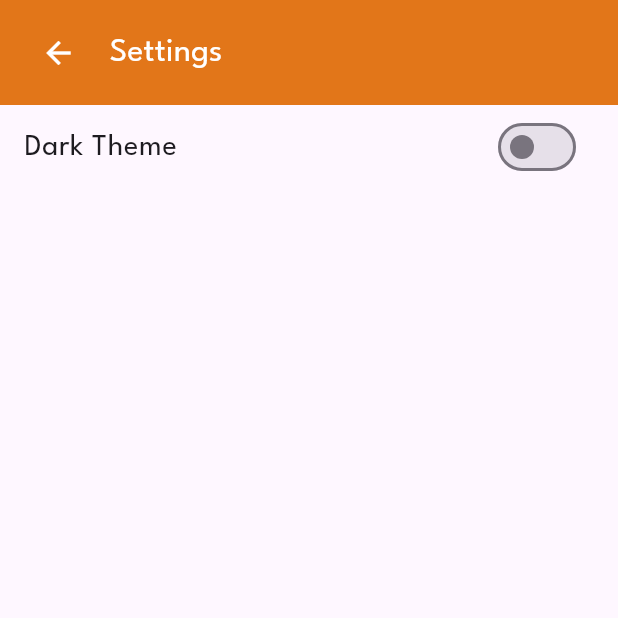
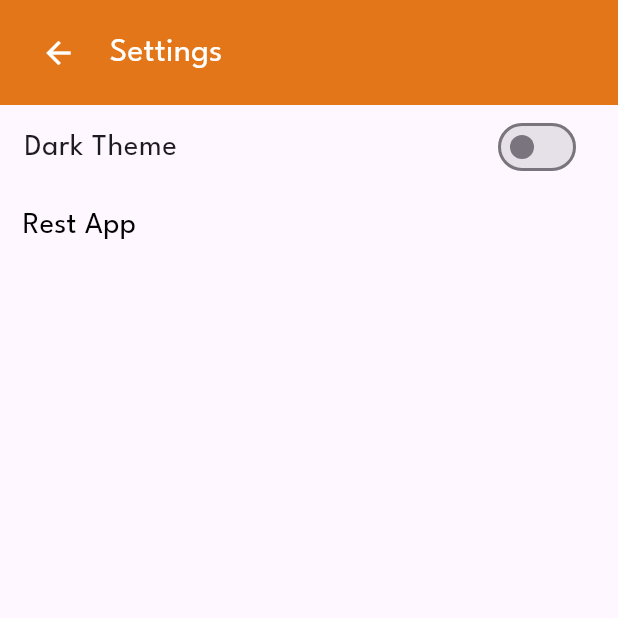
Before and after one commit to Amjad-Tp/foodpe, a Flutter app: the SettingsScreen screen opened directly, on a phone screen of 412 x 824 dp, the top half of it. Run offline on Flutter 3.47's test engine with Material 3 defaults, Android fonts, the phone set to English and light mode, and no system bars; our stand-ins replace flutter_boxicons, fluttericon, font_awesome_flutter, hive, hive_flutter, image_picker; accounts and stored records are empty; statements that could not run were skipped.

Commit message:
darktheme edited

```diff
--- a/lib/screens/drawer/settings.dart
+++ b/lib/screens/drawer/settings.dart
@@ -13,6 +13,8 @@ class SettingsScreen extends StatefulWidget {
 class _SettingsScreenState extends State<SettingsScreen> {
   late bool isDarkMode;
 
+  bool isLoading = false;
+
   @override
   void initState() {
     super.initState();
@@ -20,20 +22,34 @@ class _SettingsScreenState extends State<SettingsScreen> {
     isDarkMode = settingsBox.get('isDarkMode', defaultValue: false);
   }
 
-  void toggleDarkMode(bool value) {
+  void toggleDarkMode(bool value) async {
+    setState(() {
+      isLoading = true;
+    });
+
+    await Future.delayed(const Duration(seconds: 1));
+
     setState(() {
       isDarkMode = value;
-      themeNotifier.value = value; // Notify listeners
+      themeNotifier.value = value;
     });
+
     final settingsBox = Hive.box('settingsBox');
-    settingsBox.put('isDarkMode', isDarkMode);
+    await settingsBox.put('isDarkMode', isDarkMode);
+
+    setState(() {
+      isLoading = false;
+    });
   }
+
 
   @override
   Widget build(BuildContext context) {
     return SafeArea(
         child: Scaffold(
-      body: Column(
+      body: Stack(
+        children: [
+          Column(
             children: [
               OurAppBarTheme(
                 title: 'Settings',
@@ -46,8 +62,7 @@ class _SettingsScreenState extends State<SettingsScreen> {
                   children: [
                     ListTile(
                       title: const Text(
-                    "Dark Theme",
-                    style: TextStyle(fontSize: 20),
+                        "Dark Theme",style: TextStyle(fontSize: 20),
                       ),
                       trailing: Switch(
                         value: isDarkMode,
@@ -55,7 +70,42 @@ class _SettingsScreenState extends State<SettingsScreen> {
                         activeColor: Colors.grey[300],
                       ),
                     ),
+
+                    InkWell(
+                      onTap: () {
+
+                      },
+                      child: const SizedBox(
+                        height: 50,
+                        child: Padding(
+                          padding: EdgeInsets.symmetric(horizontal: 15.0 ,vertical: 10),
+                          child: Text('Rest App',style: TextStyle(fontSize: 20),),
+                        ),
+                      ),
+                    )
+
                   ],
+                ),
+              )
+            ],
+          ),
+
+          if(isLoading)
+            Container(
+              color: Colors.black.withOpacity(0.5),
+              child: Center(
+                child: Column(
+                  mainAxisAlignment: MainAxisAlignment.center,
+                  children: [
+                    SizedBox(
+                      width: 60,
+                      height: 60,
+                      child: CircularProgressIndicator(color: isDarkMode ? Colors.white : const Color(0xFFE27619),strokeWidth: 3,),
+                    ),
+                    const SizedBox(height: 10,),
+                    Text('Loading',style: TextStyle(fontSize: 15,color: isDarkMode ? Colors.white : const Color(0xFFE27619)),)
+                  ],
+                ),
               ),
             )
         ],
```
Lines whose indentation alone changed are shown as unchanged.
